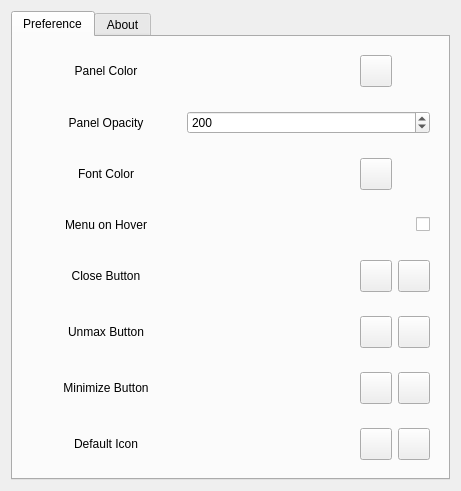
The window that widgets/mainsettingwidget.ui (SeptemberHX/dde-top-panel) describes before a commit, drawn with Qt 5.
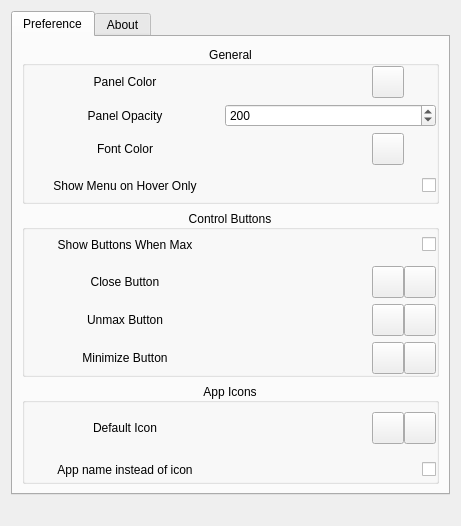
The same window after the commit. Icons and pictures are not drawn.

Commit message: add: allow disable control buttons add: allow using app name instead of app icons

What changed in the file:
```diff
--- a/widgets/mainsettingwidget.ui
+++ b/widgets/mainsettingwidget.ui
@@ -7,7 +7,7 @@
     <x>0</x>
     <y>0</y>
     <width>461</width>
-    <height>449</height>
+    <height>526</height>
    </rect>
   </property>
   <property name="windowTitle">
@@ -25,19 +25,58 @@
       </attribute>
       <layout class="QVBoxLayout" name="verticalLayout_2">
        <item>
+        <widget class="QGroupBox" name="groupBox_2">
+         <property name="title">
+          <string>General</string>
+         </property>
+         <property name="alignment">
+          <set>Qt::AlignCenter</set>
+         </property>
+         <property name="flat">
+          <bool>false</bool>
+         </property>
+         <layout class="QVBoxLayout" name="verticalLayout_4">
+          <property name="leftMargin">
+           <number>0</number>
+          </property>
+          <property name="topMargin">
+           <number>0</number>
+          </property>
+          <property name="rightMargin">
+           <number>0</number>
+          </property>
+          <property name="bottomMargin">
+           <number>0</number>
+          </property>
+          <item>
         <widget class="QWidget" name="widget" native="true">
          <layout class="QHBoxLayout" name="horizontalLayout">
+             <property name="spacing">
+              <number>0</number>
+             </property>
+             <property name="leftMargin">
+              <number>0</number>
+             </property>
+             <property name="topMargin">
+              <number>0</number>
+             </property>
+             <property name="rightMargin">
+              <number>0</number>
+             </property>
+             <property name="bottomMargin">
+              <number>0</number>
+             </property>
           <item>
            <widget class="QLabel" name="label">
             <property name="minimumSize">
              <size>
-              <width>150</width>
+                 <width>200</width>
               <height>0</height>
              </size>
             </property>
             <property name="maximumSize">
              <size>
-              <width>150</width>
+                 <width>200</width>
               <height>16777215</height>
              </size>
             </property>
@@ -132,17 +171,32 @@
        <item>
         <widget class="QWidget" name="widget_2" native="true">
          <layout class="QHBoxLayout" name="horizontalLayout_2">
+             <property name="spacing">
+              <number>0</number>
+             </property>
+             <property name="leftMargin">
+              <number>0</number>
+             </property>
+             <property name="topMargin">
+              <number>0</number>
+             </property>
+             <property name="rightMargin">
+              <number>0</number>
+             </property>
+             <property name="bottomMargin">
+              <number>0</number>
+             </property>
           <item>
            <widget class="QLabel" name="label_2">
             <property name="minimumSize">
              <size>
-              <width>150</width>
+                 <width>200</width>
               <height>0</height>
              </size>
             </property>
             <property name="maximumSize">
              <size>
-              <width>150</width>
+                 <width>200</width>
               <height>16777215</height>
              </size>
             </property>
@@ -170,17 +224,32 @@
        <item>
         <widget class="QWidget" name="widget_3" native="true">
          <layout class="QHBoxLayout" name="horizontalLayout_3">
+             <property name="spacing">
+              <number>0</number>
+             </property>
+             <property name="leftMargin">
+              <number>0</number>
+             </property>
+             <property name="topMargin">
+              <number>0</number>
+             </property>
+             <property name="rightMargin">
+              <number>0</number>
+             </property>
+             <property name="bottomMargin">
+              <number>0</number>
+             </property>
           <item>
            <widget class="QLabel" name="label_4">
             <property name="minimumSize">
              <size>
-              <width>150</width>
+                 <width>200</width>
               <height>0</height>
              </size>
             </property>
             <property name="maximumSize">
              <size>
-              <width>150</width>
+                 <width>200</width>
               <height>16777215</height>
              </size>
             </property>
@@ -278,22 +347,37 @@
        <item>
         <widget class="QWidget" name="widget_8" native="true">
          <layout class="QHBoxLayout" name="horizontalLayout_9">
+             <property name="spacing">
+              <number>0</number>
+             </property>
+             <property name="leftMargin">
+              <number>0</number>
+             </property>
+             <property name="topMargin">
+              <number>5</number>
+             </property>
+             <property name="rightMargin">
+              <number>0</number>
+             </property>
+             <property name="bottomMargin">
+              <number>5</number>
+             </property>
           <item>
            <widget class="QLabel" name="label_15">
             <property name="minimumSize">
              <size>
-              <width>150</width>
+                 <width>200</width>
               <height>0</height>
              </size>
             </property>
             <property name="maximumSize">
              <size>
-              <width>150</width>
+                 <width>200</width>
               <height>16777215</height>
              </size>
             </property>
             <property name="text">
-             <string>Menu on Hover</string>
+                <string>Show Menu on Hover Only</string>
             </property>
             <property name="alignment">
              <set>Qt::AlignCenter</set>
@@ -323,20 +407,125 @@
          </layout>
         </widget>
        </item>
+         </layout>
+        </widget>
+       </item>
+       <item>
+        <widget class="QGroupBox" name="groupBox">
+         <property name="title">
+          <string>Control Buttons</string>
+         </property>
+         <property name="alignment">
+          <set>Qt::AlignCenter</set>
+         </property>
+         <property name="flat">
+          <bool>false</bool>
+         </property>
+         <layout class="QVBoxLayout" name="verticalLayout_3">
+          <property name="leftMargin">
+           <number>0</number>
+          </property>
+          <property name="topMargin">
+           <number>0</number>
+          </property>
+          <property name="rightMargin">
+           <number>0</number>
+          </property>
+          <property name="bottomMargin">
+           <number>0</number>
+          </property>
+          <item>
+           <widget class="QWidget" name="widget_9" native="true">
+            <layout class="QHBoxLayout" name="horizontalLayout_10">
+             <property name="spacing">
+              <number>0</number>
+             </property>
+             <property name="leftMargin">
+              <number>0</number>
+             </property>
+             <property name="topMargin">
+              <number>5</number>
+             </property>
+             <property name="rightMargin">
+              <number>0</number>
+             </property>
+             <property name="bottomMargin">
+              <number>5</number>
+             </property>
+             <item>
+              <widget class="QLabel" name="label_16">
+               <property name="minimumSize">
+                <size>
+                 <width>200</width>
+                 <height>0</height>
+                </size>
+               </property>
+               <property name="maximumSize">
+                <size>
+                 <width>200</width>
+                 <height>16777215</height>
+                </size>
+               </property>
+               <property name="text">
+                <string>Show Buttons When Max</string>
+               </property>
+               <property name="alignment">
+                <set>Qt::AlignCenter</set>
+               </property>
+              </widget>
+             </item>
+             <item>
+              <spacer name="horizontalSpacer_8">
+               <property name="orientation">
+                <enum>Qt::Horizontal</enum>
+               </property>
+               <property name="sizeHint" stdset="0">
+                <size>
+                 <width>40</width>
+                 <height>20</height>
+                </size>
+               </property>
+              </spacer>
+             </item>
+             <item>
+              <widget class="QCheckBox" name="showButtonsCheckBox">
+               <property name="text">
+                <string/>
+               </property>
+              </widget>
+             </item>
+            </layout>
+           </widget>
+          </item>
        <item>
         <widget class="QWidget" name="widget_4" native="true">
          <layout class="QHBoxLayout" name="horizontalLayout_4">
+             <property name="spacing">
+              <number>0</number>
+             </property>
+             <property name="leftMargin">
+              <number>0</number>
+             </property>
+             <property name="topMargin">
+              <number>0</number>
+             </property>
+             <property name="rightMargin">
+              <number>0</number>
+             </property>
+             <property name="bottomMargin">
+              <number>0</number>
+             </property>
           <item>
            <widget class="QLabel" name="label_3">
             <property name="minimumSize">
              <size>
-              <width>150</width>
+                 <width>200</width>
               <height>0</height>
              </size>
             </property>
             <property name="maximumSize">
              <size>
-              <width>150</width>
+                 <width>200</width>
               <height>16777215</height>
              </size>
             </property>
@@ -438,17 +627,32 @@
        <item>
         <widget class="QWidget" name="widget_5" native="true">
          <layout class="QHBoxLayout" name="horizontalLayout_5">
+             <property name="spacing">
+              <number>0</number>
+             </property>
+             <property name="leftMargin">
+              <number>0</number>
+             </property>
+             <property name="topMargin">
+              <number>0</number>
+             </property>
+             <property name="rightMargin">
+              <number>0</number>
+             </property>
+             <property name="bottomMargin">
+              <number>0</number>
+             </property>
           <item>
            <widget class="QLabel" name="label_7">
             <property name="minimumSize">
              <size>
-              <width>150</width>
+                 <width>200</width>
               <height>0</height>
              </size>
             </property>
             <property name="maximumSize">
              <size>
-              <width>150</width>
+                 <width>200</width>
               <height>16777215</height>
              </size>
             </property>
@@ -550,17 +754,32 @@
        <item>
         <widget class="QWidget" name="widget_6" native="true">
          <layout class="QHBoxLayout" name="horizontalLayout_6">
+             <property name="spacing">
+              <number>0</number>
+             </property>
+             <property name="leftMargin">
+              <number>0</number>
+             </property>
+             <property name="topMargin">
+              <number>0</number>
+             </property>
+             <property name="rightMargin">
+              <number>0</number>
+             </property>
+             <property name="bottomMargin">
+              <number>0</number>
+             </property>
           <item>
            <widget class="QLabel" name="label_9">
             <property name="minimumSize">
              <size>
-              <width>150</width>
+                 <width>200</width>
               <height>0</height>
              </size>
             </property>
             <property name="maximumSize">
              <size>
-              <width>150</width>
+                 <width>200</width>
               <height>16777215</height>
              </size>
             </property>
@@ -659,20 +878,56 @@
          </layout>
         </widget>
        </item>
+         </layout>
+        </widget>
+       </item>
+       <item>
+        <widget class="QGroupBox" name="groupBox_3">
+         <property name="title">
+          <string>App Icons</string>
+         </property>
+         <property name="alignment">
+          <set>Qt::AlignCenter</set>
+         </property>
+         <layout class="QVBoxLayout" name="verticalLayout_5">
+          <property name="leftMargin">
+           <number>0</number>
+          </property>
+          <property name="topMargin">
+           <number>0</number>
+          </property>
+          <property name="rightMargin">
+           <number>0</number>
+          </property>
+          <property name="bottomMargin">
+           <number>0</number>
+          </property>
        <item>
         <widget class="QWidget" name="widget_7" native="true">
          <layout class="QHBoxLayout" name="horizontalLayout_7">
+             <property name="spacing">
+              <number>0</number>
+             </property>
+             <property name="leftMargin">
+              <number>0</number>
+             </property>
+             <property name="rightMargin">
+              <number>0</number>
+             </property>
+             <property name="bottomMargin">
+              <number>0</number>
+             </property>
           <item>
            <widget class="QLabel" name="label_10">
             <property name="minimumSize">
              <size>
-              <width>150</width>
+                 <width>200</width>
               <height>0</height>
              </size>
             </property>
             <property name="maximumSize">
              <size>
-              <width>150</width>
+                 <width>200</width>
               <height>16777215</height>
              </size>
             </property>
@@ -766,6 +1021,69 @@
              <iconset theme=":/icons/reset.svg">
               <normaloff>.</normaloff>.</iconset>
             </property>
+              </widget>
+             </item>
+            </layout>
+           </widget>
+          </item>
+          <item>
+           <widget class="QWidget" name="widget_10" native="true">
+            <layout class="QHBoxLayout" name="horizontalLayout_11">
+             <property name="spacing">
+              <number>0</number>
+             </property>
+             <property name="leftMargin">
+              <number>0</number>
+             </property>
+             <property name="rightMargin">
+              <number>0</number>
+             </property>
+             <property name="bottomMargin">
+              <number>0</number>
+             </property>
+             <item>
+              <widget class="QLabel" name="label_20">
+               <property name="minimumSize">
+                <size>
+                 <width>200</width>
+                 <height>0</height>
+                </size>
+               </property>
+               <property name="maximumSize">
+                <size>
+                 <width>200</width>
+                 <height>16777215</height>
+                </size>
+               </property>
+               <property name="text">
+                <string>App name instead of icon</string>
+               </property>
+               <property name="alignment">
+                <set>Qt::AlignCenter</set>
+               </property>
+              </widget>
+             </item>
+             <item>
+              <spacer name="horizontalSpacer_9">
+               <property name="orientation">
+                <enum>Qt::Horizontal</enum>
+               </property>
+               <property name="sizeHint" stdset="0">
+                <size>
+                 <width>40</width>
+                 <height>20</height>
+                </size>
+               </property>
+              </spacer>
+             </item>
+             <item>
+              <widget class="QCheckBox" name="showAppNameCheckBox">
+               <property name="text">
+                <string/>
+               </property>
+              </widget>
+             </item>
+            </layout>
            </widget>
           </item>
          </layout>
```
Lines whose indentation alone changed are shown as unchanged. The commit also changes 8 other files.
